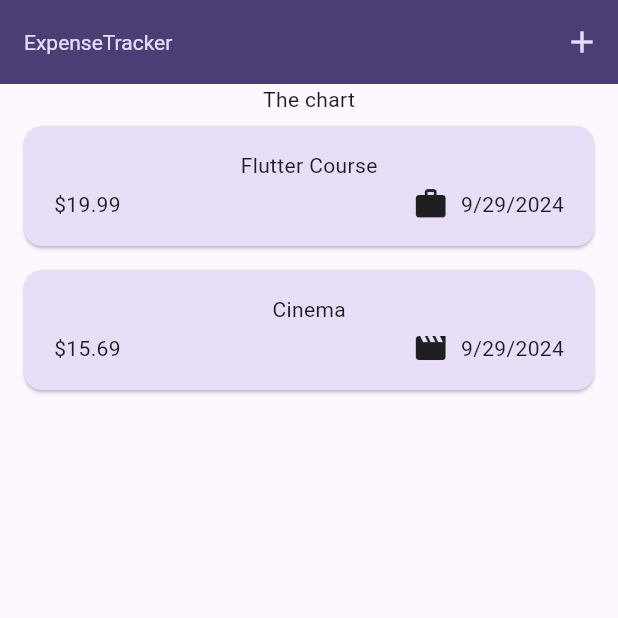
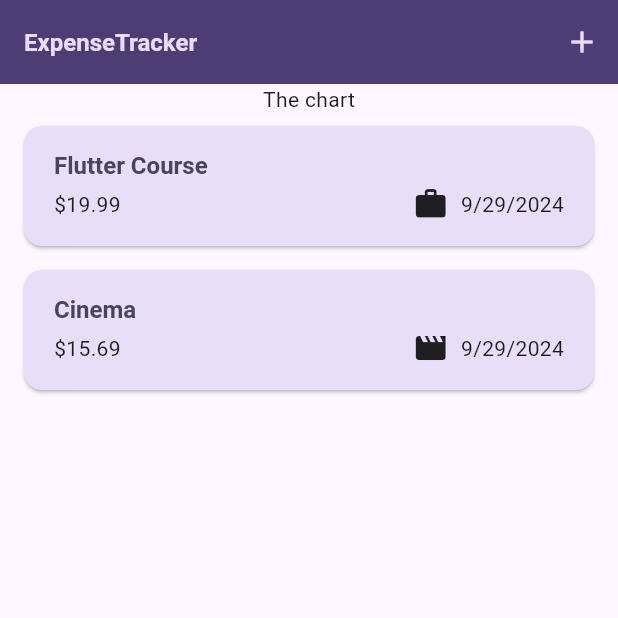
Before and after one commit to krtcrvy/expense_tracker_app, a Flutter app: the screen it shows after launch, on a phone screen of 412 x 824 dp, the top half of it. Run offline on Flutter 3.47's test engine with Material 3 defaults, Android fonts, the phone set to English and light mode, and no system bars.

Commit message:
Added dark theme

```diff
--- a/lib/widgets/expenses_list/expense_item.dart
+++ b/lib/widgets/expenses_list/expense_item.dart
@@ -16,8 +16,12 @@ class ExpenseItem extends StatelessWidget {
           vertical: 16,
         ),
         child: Column(
+          crossAxisAlignment: CrossAxisAlignment.start,
           children: [
-            Text(expense.title),
+            Text(
+              expense.title,
+              style: Theme.of(context).textTheme.titleLarge,
+            ),
             const SizedBox(height: 4),
             Row(
               children: [
--- a/lib/widgets/expenses_list/expenses_list.dart
+++ b/lib/widgets/expenses_list/expenses_list.dart
@@ -21,6 +21,12 @@ class ExpensesList extends StatelessWidget {
         key: ValueKey(
           expenses[index],
         ),
+        background: Container(
+          color: Theme.of(context).colorScheme.error.withOpacity(0.75),
+          margin: EdgeInsets.symmetric(
+            horizontal: Theme.of(context).cardTheme.margin!.horizontal,
+          ),
+        ),
         onDismissed: (direction) {
           onRemoveExpense(
             expenses[index],
```
Also changed, not shown: lib/main.dart (+24 -2 lines).
